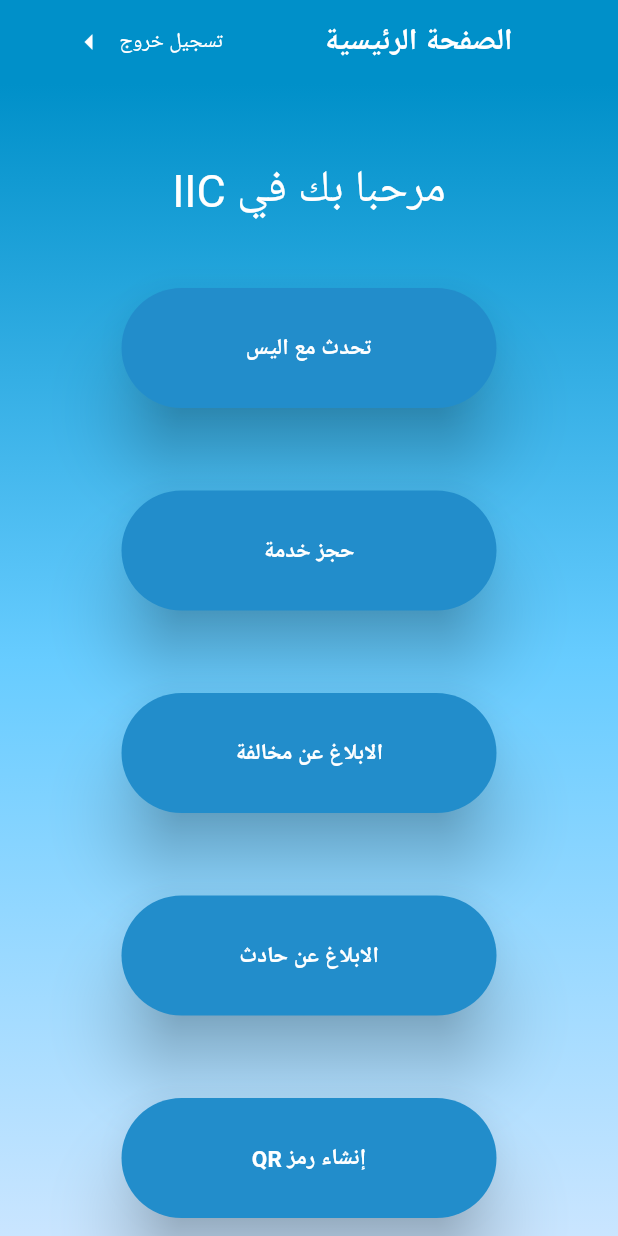
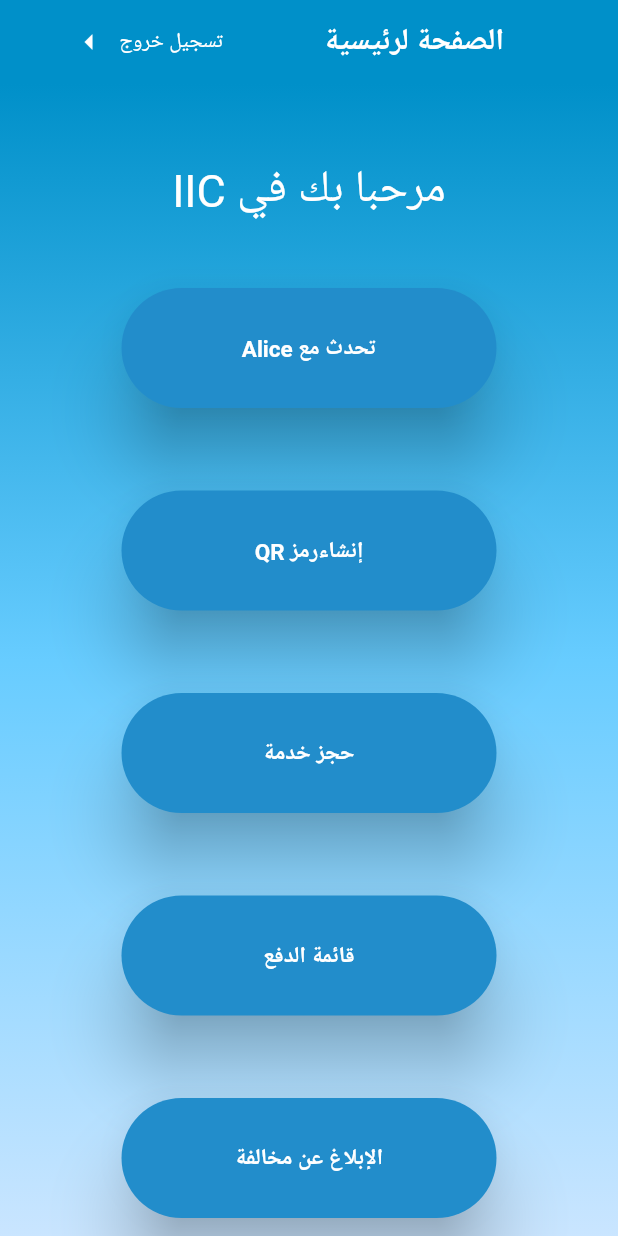
Before and after one commit to Ahmad-AL-Ahmady/IIC_Flutter_App, a Flutter app: the Violations screen opened directly, after a tap on "ابلاغ", after a tap on "الرجوع", on a phone screen of 412 x 824 dp. Run offline on Flutter 3.47's test engine with Material 2 defaults, Android fonts, the phone set to English and light mode, and no system bars; our stand-ins replace animated_splash_screen, file_picker, firebase_core, firebase_messaging, flutter_chat_types, flutter_chat_ui and 6 more; accounts and stored records are empty; network calls fail.

Commit message:
APP DONE FINALLY

```diff
--- a/lib/Pages/dashboard.dart
+++ b/lib/Pages/dashboard.dart
@@ -1,5 +1,4 @@
 // ignore_for_file: deprecated_member_use
-
 import 'package:firebase_messaging/firebase_messaging.dart';
 import 'package:flutter/material.dart';
 import 'package:flutter/services.dart';
@@ -15,7 +14,6 @@
 
 class Dashboard extends StatefulWidget {
   String? firstname;
-
   @override
   State<Dashboard> createState() => _DashboardState();
 }
@@ -23,18 +21,47 @@
 class _DashboardState extends State<Dashboard> {
   BuildContext? gContext;
 
+  Future<void> HandleTerminatedMessage() async {
+    SharedPreferences.getInstance().then((value) async {
+      bool isPressed = value.getBool("notification_pressed") ?? false;
+      if (isPressed) {
+        RemoteMessage? initialMessage =
+            await FirebaseMessaging.instance.getInitialMessage();
+
+        if (initialMessage != null) {
+          _handleMessage(initialMessage);
+        }
+      }
+    });
+  }
+
+  Future<void> setupInteractedMessage() async {
+    FirebaseMessaging.onMessageOpenedApp.listen(_handleMessage);
+  }
+
+  void _handleMessage(RemoteMessage message) {
+    print('YOu just enterd the function');
+    Future.delayed(Duration(milliseconds: 100), () => {});
+    Navigator.of(context).pushAndRemoveUntil(
+        MaterialPageRoute(
+          builder: (context) => DeliveryResponse(
+            orderId: message.data["orderId"].toString(),
+          ),
+        ),
+        (route) => route.isFirst);
+  }
+
   @override
   void initState() {
     super.initState();
-    //  _checkDeviceNotificationToken();
-
+    HandleTerminatedMessage();
+    _checkDeviceNotificationToken();
+    setupInteractedMessage();
     FirebaseMessaging.onMessage.listen((RemoteMessage message) {
       print('Got a message whilst in the foreground!');
       // print('Message data: ${message.data["orderId"]}');
-
       if (message.notification != null) {
         print('Message also contained a notification: ${message.notification}');
-
         Future.delayed(Duration(milliseconds: 100), () => {});
         Navigator.of(gContext!).pushAndRemoveUntil(
             MaterialPageRoute(
@@ -45,59 +72,53 @@
             (route) => route.isFirst);
       }
     });
-
     // listening to messages in the foreground
-    FirebaseMessaging.onMessage.listen((RemoteMessage message) {
-      print('Got a message whilst in the foreground!');
-      // print('Message data: ${message.data["orderId"]}');
-
-      if (message.notification != null) {
-        print('Message also contained a notification: ${message.notification}');
-
-        Future.delayed(Duration(milliseconds: 100), () => {});
-        Navigator.of(gContext!).pushAndRemoveUntil(
-            MaterialPageRoute(
-              builder: (context) => DeliveryResponse(
-                orderId: message.data["orderId"].toString(),
-              ),
-            ),
-            (route) => route.isFirst);
-      }
-    });
-
+    // FirebaseMessaging.onMessage.listen((RemoteMessage message) {
+    //   print('Got a message whilst in the foreground!');
+    //   // print('Message data: ${message.data["orderId"]}');
+    //   if (message.notification != null) {
+    //     print('Message also contained a notification: ${message.notification}');
+    //     Future.delayed(Duration(milliseconds: 100), () => {});
+    //     Navigator.of(gContext!).pushAndRemoveUntil(
+    //         MaterialPageRoute(
+    //           builder: (context) => DeliveryResponse(
+    //             orderId: message.data["orderId"].toString(),
+    //           ),
+    //         ),
+    //         (route) => route.isFirst);
+    //   }
+    // });
     //
   }
 
-  // _checkDeviceNotificationToken() async {
-  //   String? token = await FirebaseMessaging.instance.getToken();
-  //   print(token);
-  //   //TODO:: send token to backend to save with user
-  //   await sendTokentToBackend(token);
-  //   FirebaseMessaging.instance.onTokenRefresh.listen((event) {
-  //     sendTokentToBackend(event);
-  //   });
-  // }
+  _checkDeviceNotificationToken() async {
+    String? token = await FirebaseMessaging.instance.getToken();
+    print(token);
+    //   //TODO:: send token to backend to save with user
+    //   await sendTokentToBackend(token);
+    //   FirebaseMessaging.instance.onTokenRefresh.listen((event) {
+    //     sendTokentToBackend(event);
+    //   });
+  }
 
   // _checkNotificationMsg() {
   //   SharedPreferences.getInstance().then((value) {
   //     bool isPressed = value.getBool("notification_pressed") ?? false;
   //     if (isPressed) {
   //       value.remove("notification_pressed");
-  //       Navigator.push(
-  //           context, MaterialPageRoute(builder: (context) => ChatPage()));
+  //       Navigator.push(context,
+  //           MaterialPageRoute(builder: (context) => DeliveryResponse()));
   //     }
   //   });
   // }
-
   @override
   Widget build(BuildContext context) {
     // _checkNotificationMsg();
     gContext = context;
-
     return Scaffold(
       appBar: AppBar(
         title: Text(
-          "الصفحة الرئيسية",
+          "الصفحة لرئيسية",
           style: TextStyle(fontWeight: FontWeight.bold, color: Colors.white),
         ),
         backgroundColor: Color.fromARGB(255, 0, 144, 201),
@@ -106,7 +127,7 @@
         elevation: 0,
         leading: ElevatedButton.icon(
           onPressed: () async {
-            Navigator.pushReplacement(context,
+            Navigator.push(context,
                 MaterialPageRoute(builder: (context) => LoginScreen()));
             SharedPreferences prefs = await SharedPreferences.getInstance();
             prefs.setString('token', "");
@@ -180,7 +201,38 @@
                                 color: Color.fromARGB(255, 34, 141, 203),
                                 padding: EdgeInsets.all(30),
                                 child: Text(
-                                  "تحدث مع اليس",
+                                  "تحدث مع Alice",
+                                  style: TextStyle(
+                                      fontSize: 15,
+                                      color: Colors.white,
+                                      fontWeight: FontWeight.bold),
+                                ),
+                              ),
+                            ),
+                          ),
+                          SizedBox(
+                            height: 5,
+                          ),
+                          Padding(
+                            padding: const EdgeInsets.symmetric(vertical: 25),
+                            child: Container(
+                              width: 250,
+                              child: RaisedButton(
+                                onPressed: () {
+                                  Navigator.push(
+                                      context,
+                                      MaterialPageRoute(
+                                          builder: (context) => QrCode()));
+                                },
+                                splashColor: Colors.white,
+                                elevation: 20,
+                                shape: RoundedRectangleBorder(
+                                  borderRadius: BorderRadius.circular(50),
+                                ),
+                                color: Color.fromARGB(255, 34, 141, 203),
+                                padding: EdgeInsets.all(30),
+                                child: Text(
+                                  "إنشاءرمز QR",
                                   style: TextStyle(
                                       fontSize: 15,
                                       color: Colors.white,
@@ -233,6 +285,37 @@
                                   Navigator.push(
                                       context,
                                       MaterialPageRoute(
+                                          builder: (context) => Payment()));
+                                },
+                                splashColor: Colors.white,
+                                elevation: 20,
+                                shape: RoundedRectangleBorder(
+                                  borderRadius: BorderRadius.circular(50),
+                                ),
+                                color: Color.fromARGB(255, 34, 141, 203),
+                                padding: EdgeInsets.all(30),
+                                child: Text(
+                                  "قائمة الدفع",
+                                  style: TextStyle(
+                                      fontSize: 15,
+                                      color: Colors.white,
+                                      fontWeight: FontWeight.bold),
+                                ),
+                              ),
+                            ),
+                          ),
+                          SizedBox(
+                            height: 5,
+                          ),
+                          Padding(
+                            padding: const EdgeInsets.symmetric(vertical: 25),
+                            child: Container(
+                              width: 250,
+                              child: RaisedButton(
+                                onPressed: () {
+                                  Navigator.push(
+                                      context,
+                                      MaterialPageRoute(
                                           builder: (context) => Violations()));
                                 },
                                 splashColor: Colors.white,
@@ -243,7 +326,7 @@
                                 color: Color.fromARGB(255, 34, 141, 203),
                                 padding: EdgeInsets.all(30),
                                 child: Text(
-                                  "الابلاغ عن مخالفة",
+                                  "الإبلاغ عن مخالفة",
                                   style: TextStyle(
                                       fontSize: 15,
                                       color: Colors.white,
@@ -274,7 +357,7 @@
                                 color: Color.fromARGB(255, 34, 141, 203),
                                 padding: EdgeInsets.all(30),
                                 child: Text(
-                                  "الابلاغ عن حادث",
+                                  "الإبلاغ عن حادث",
                                   style: TextStyle(
                                       fontSize: 15,
                                       color: Colors.white,
@@ -286,68 +369,6 @@
                           SizedBox(
                             height: 5,
                           ),
-                          Padding(
-                            padding: const EdgeInsets.symmetric(vertical: 25),
-                            child: Container(
-                              width: 250,
-                              child: RaisedButton(
-                                onPressed: () {
-                                  Navigator.push(
-                                      context,
-                                      MaterialPageRoute(
-                                          builder: (context) => QrCode()));
-                                },
-                                splashColor: Colors.white,
-                                elevation: 20,
-                                shape: RoundedRectangleBorder(
-                                  borderRadius: BorderRadius.circular(50),
-                                ),
-                                color: Color.fromARGB(255, 34, 141, 203),
-                                padding: EdgeInsets.all(30),
-                                child: Text(
-                                  "إنشاء رمز QR",
-                                  style: TextStyle(
-                                      fontSize: 15,
-                                      color: Colors.white,
-                                      fontWeight: FontWeight.bold),
-                                ),
-                              ),
-                            ),
-                          ),
-                          SizedBox(
-                            height: 5,
-                          ),
-                          Padding(
-                            padding: const EdgeInsets.symmetric(vertical: 25),
-                            child: Container(
-                              width: 250,
-                              child: RaisedButton(
-                                onPressed: () {
-                                  Navigator.push(
-                                      context,
-                                      MaterialPageRoute(
-                                          builder: (context) => Payment()));
-                                },
-                                splashColor: Colors.white,
-                                elevation: 20,
-                                shape: RoundedRectangleBorder(
-                                  borderRadius: BorderRadius.circular(50),
-                                ),
-                                color: Color.fromARGB(255, 34, 141, 203),
-                                padding: EdgeInsets.all(30),
-                                child: Text(
-                                  "قائمة الدفع",
-                                  style: TextStyle(
-                                      fontSize: 15,
-                                      color: Colors.white,
-                                      fontWeight: FontWeight.bold),
-                                ),
-                              ),
-                            ),
-                          ),
-                          SizedBox(
-                            height: 5,
-                          )
                         ],
                       ),
                     ),
```
Also changed, not shown: lib/main.dart (+20 -47 lines).
